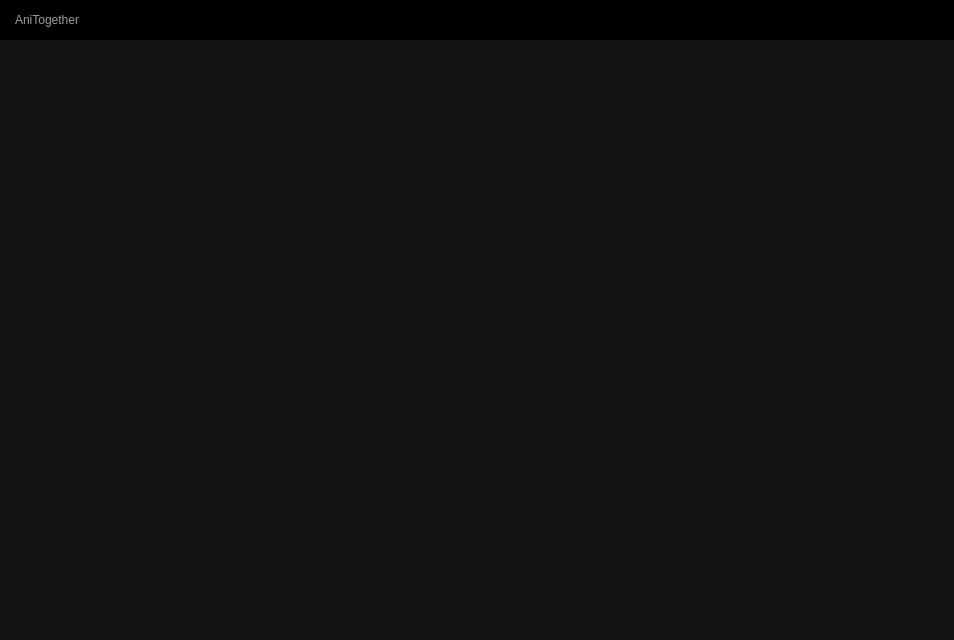
Above: interface/main.ui from AlexDev505/AniTogether before the change. Below: the same form after it.
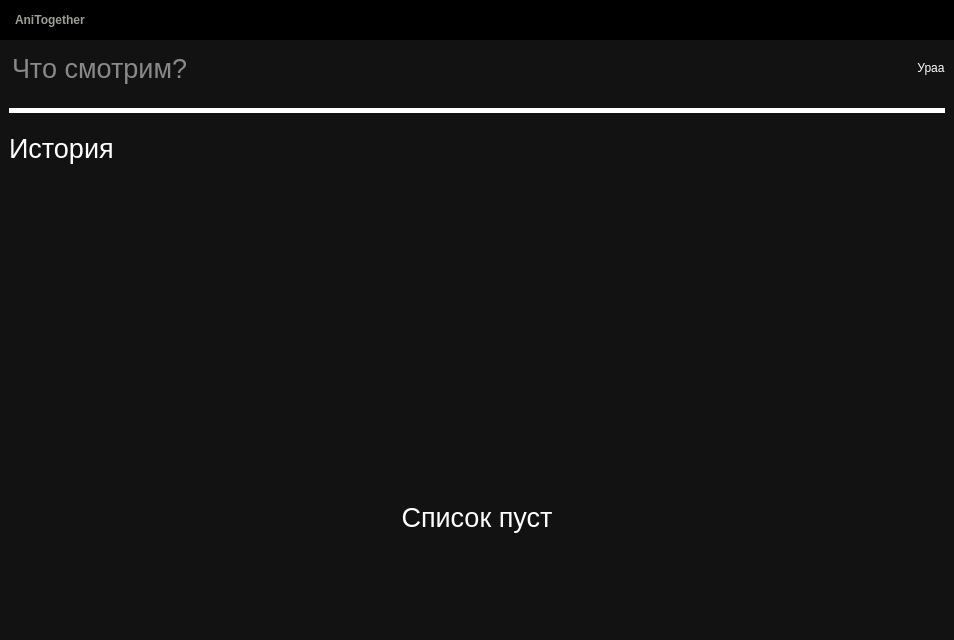
That is the form after the change. Icons and pictures are not drawn.

Commit message: central frame layout

Diff of the .ui file:
```diff
--- a/interface/main.ui
+++ b/interface/main.ui
@@ -50,6 +50,9 @@
 /* CENTRAL FRAME */
 #centralFrame {
 	background-color: rgb(18,18,18);
+}
+#centralFrame * {
+	background-color: rgba(0,0,0,0);
 }</string>
    </property>
    <layout class="QVBoxLayout" name="verticalLayout">
@@ -109,6 +112,12 @@
            <verstretch>0</verstretch>
           </sizepolicy>
          </property>
+         <property name="font">
+          <font>
+           <family>Arial</family>
+           <bold>true</bold>
+          </font>
+         </property>
          <property name="text">
           <string>AniTogether</string>
          </property>
@@ -218,6 +227,202 @@
       <property name="frameShadow">
        <enum>QFrame::Raised</enum>
       </property>
+      <layout class="QVBoxLayout" name="verticalLayout_2">
+       <property name="spacing">
+        <number>0</number>
+       </property>
+       <property name="leftMargin">
+        <number>0</number>
+       </property>
+       <property name="topMargin">
+        <number>0</number>
+       </property>
+       <property name="rightMargin">
+        <number>0</number>
+       </property>
+       <property name="bottomMargin">
+        <number>0</number>
+       </property>
+       <item>
+        <widget class="QScrollArea" name="scrollArea">
+         <property name="widgetResizable">
+          <bool>true</bool>
+         </property>
+         <widget class="QWidget" name="scrollAreaContainer">
+          <property name="geometry">
+           <rect>
+            <x>0</x>
+            <y>0</y>
+            <width>954</width>
+            <height>600</height>
+           </rect>
+          </property>
+          <layout class="QVBoxLayout" name="verticalLayout_5">
+           <property name="spacing">
+            <number>20</number>
+           </property>
+           <item>
+            <widget class="QFrame" name="frame_3">
+             <property name="sizePolicy">
+              <sizepolicy hsizetype="Preferred" vsizetype="Preferred">
+               <horstretch>0</horstretch>
+               <verstretch>0</verstretch>
+              </sizepolicy>
+             </property>
+             <property name="frameShape">
+              <enum>QFrame::StyledPanel</enum>
+             </property>
+             <property name="frameShadow">
+              <enum>QFrame::Raised</enum>
+             </property>
+             <layout class="QHBoxLayout" name="horizontalLayout_3">
+              <property name="spacing">
+               <number>20</number>
+              </property>
+              <property name="leftMargin">
+               <number>0</number>
+              </property>
+              <property name="topMargin">
+               <number>0</number>
+              </property>
+              <property name="rightMargin">
+               <number>0</number>
+              </property>
+              <property name="bottomMargin">
+               <number>0</number>
+              </property>
+              <item>
+               <widget class="QLineEdit" name="lineEdit">
+                <property name="font">
+                 <font>
+                  <pointsize>20</pointsize>
+                 </font>
+                </property>
+                <property name="placeholderText">
+                 <string>Что смотрим?</string>
+                </property>
+               </widget>
+              </item>
+              <item>
+               <widget class="QPushButton" name="pushButton">
+                <property name="text">
+                 <string>Ураа</string>
+                </property>
+               </widget>
+              </item>
+             </layout>
+            </widget>
+           </item>
+           <item>
+            <widget class="Line" name="line">
+             <property name="minimumSize">
+              <size>
+               <width>0</width>
+               <height>5</height>
+              </size>
+             </property>
+             <property name="maximumSize">
+              <size>
+               <width>16777215</width>
+               <height>5</height>
+              </size>
+             </property>
+             <property name="styleSheet">
+              <string notr="true">background-color: white</string>
+             </property>
+             <property name="orientation">
+              <enum>Qt::Horizontal</enum>
+             </property>
+            </widget>
+           </item>
+           <item>
+            <widget class="QFrame" name="frame_4">
+             <property name="frameShape">
+              <enum>QFrame::StyledPanel</enum>
+             </property>
+             <property name="frameShadow">
+              <enum>QFrame::Raised</enum>
+             </property>
+             <layout class="QVBoxLayout" name="verticalLayout_4">
+              <property name="leftMargin">
+               <number>0</number>
+              </property>
+              <property name="topMargin">
+               <number>0</number>
+              </property>
+              <property name="rightMargin">
+               <number>0</number>
+              </property>
+              <property name="bottomMargin">
+               <number>0</number>
+              </property>
+              <item>
+               <widget class="QLabel" name="label_2">
+                <property name="font">
+                 <font>
+                  <family>Arial</family>
+                  <pointsize>20</pointsize>
+                 </font>
+                </property>
+                <property name="text">
+                 <string>История</string>
+                </property>
+               </widget>
+              </item>
+              <item>
+               <widget class="QFrame" name="frame_6">
+                <property name="sizePolicy">
+                 <sizepolicy hsizetype="Preferred" vsizetype="Expanding">
+                  <horstretch>0</horstretch>
+                  <verstretch>0</verstretch>
+                 </sizepolicy>
+                </property>
+                <layout class="QGridLayout" name="gridLayout">
+                 <property name="leftMargin">
+                  <number>0</number>
+                 </property>
+                 <property name="topMargin">
+                  <number>0</number>
+                 </property>
+                 <property name="rightMargin">
+                  <number>0</number>
+                 </property>
+                 <property name="bottomMargin">
+                  <number>0</number>
+                 </property>
+                </layout>
+               </widget>
+              </item>
+              <item>
+               <widget class="QLabel" name="label_3">
+                <property name="sizePolicy">
+                 <sizepolicy hsizetype="Expanding" vsizetype="Expanding">
+                  <horstretch>0</horstretch>
+                  <verstretch>0</verstretch>
+                 </sizepolicy>
+                </property>
+                <property name="font">
+                 <font>
+                  <family>Arial</family>
+                  <pointsize>20</pointsize>
+                 </font>
+                </property>
+                <property name="text">
+                 <string>Список пуст</string>
+                </property>
+                <property name="alignment">
+                 <set>Qt::AlignCenter</set>
+                </property>
+               </widget>
+              </item>
+             </layout>
+            </widget>
+           </item>
+          </layout>
+         </widget>
+        </widget>
+       </item>
+      </layout>
      </widget>
     </item>
    </layout>
```
The commit also changes 2 other files.
